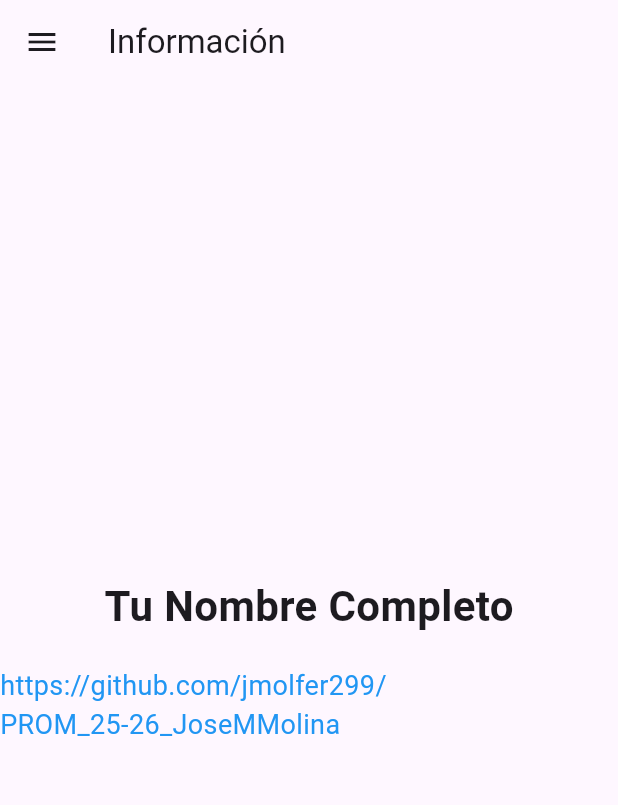
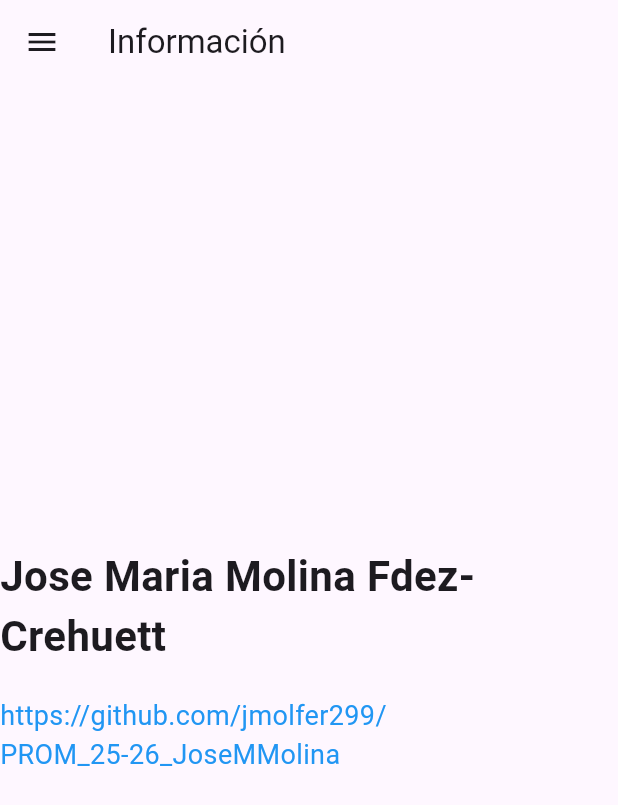
Before and after one commit to jmolfer299/PROM_25-26_JoseMMolina, a Flutter app: the screen it shows after launch, on a phone screen of 412 x 824 dp. Shown: the top 805 px of the screen. Run offline on Flutter 3.47's test engine with Material 3 defaults, Android fonts, the phone set to English and light mode, and no system bars.

Commit message:
reviso codigo

```diff
--- a/flutter_1/lib/screens/info_screen.dart
+++ b/flutter_1/lib/screens/info_screen.dart
@@ -12,7 +12,7 @@ class InfoScreen extends StatelessWidget {
         child: Column(
           mainAxisAlignment: MainAxisAlignment.center,
           children: [
-            Text("Tu Nombre Completo",
+            Text("Jose Maria Molina Fdez-Crehuett",
                 style: TextStyle(fontSize: 28, fontWeight: FontWeight.bold)),
             SizedBox(height: 20),
             Text("https://github.com/jmolfer299/PROM_25-26_JoseMMolina",
```
